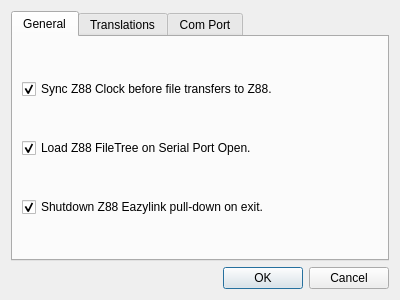
patters-match/z88, file wsapps/eazylink2/prefrences_dlg.ui: the form before one commit.
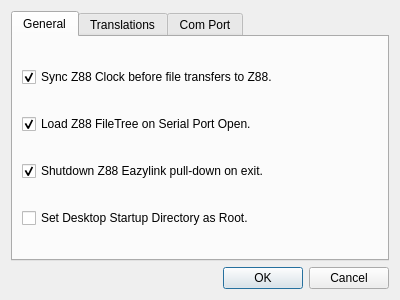
The form after the commit.

Commit message:
wsapps/eazylink2: EAZ-20 Remember current selected desktop directory for next startup of EazyLink.
    added a context menu Item to Set the Startup Desktop Directory

```diff
--- a/wsapps/eazylink2/prefrences_dlg.ui
+++ b/wsapps/eazylink2/prefrences_dlg.ui
@@ -50,7 +50,7 @@
          </property>
         </widget>
        </item>
-       <item row="2" column="0">
+       <item row="3" column="0">
         <widget class="QCheckBox" name="ezQuit_cbox">
          <property name="toolTip">
           <string>Quit the Z88 Eazylink pull-down when quitting the Eazylink Client.</string>
@@ -76,6 +76,16 @@
          </property>
         </widget>
        </item>
+       <item row="4" column="0">
+        <widget class="QCheckBox" name="InitDir_isRoot">
+         <property name="toolTip">
+          <string>Set the Initial Desktop Dir as the Root of the Tree View</string>
+         </property>
+         <property name="text">
+          <string>Set Desktop Startup Directory as Root.</string>
+         </property>
+        </widget>
+       </item>
       </layout>
      </widget>
      <widget class="QWidget" name="tab_2">
```
The commit also changes 6 other files.
